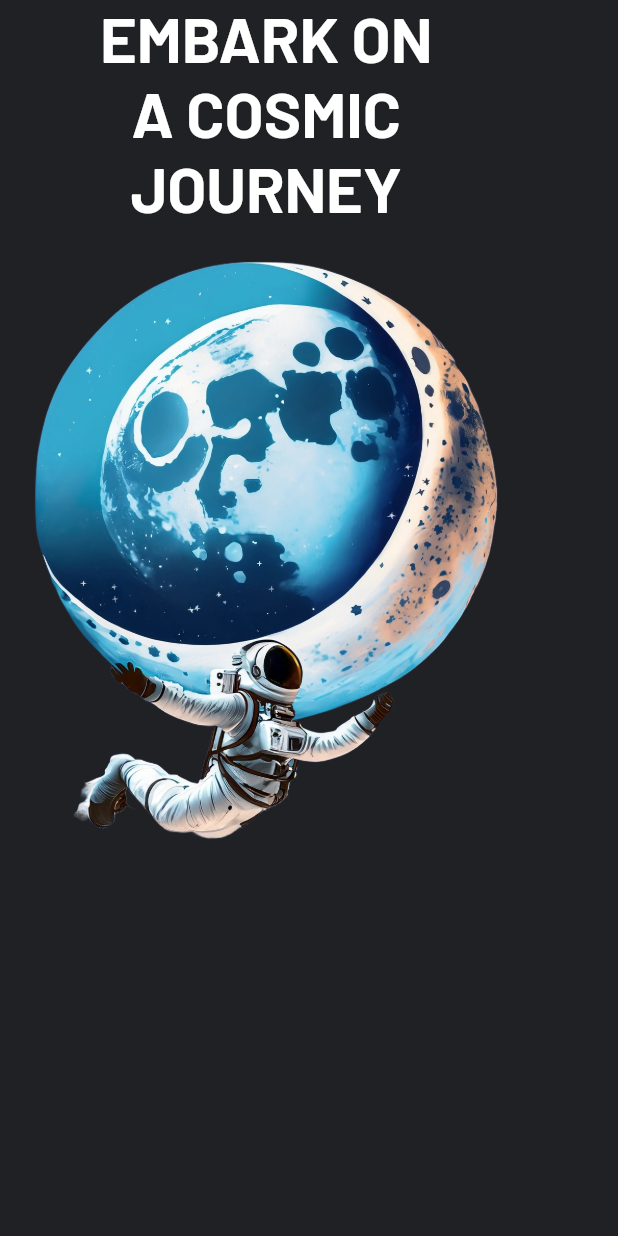
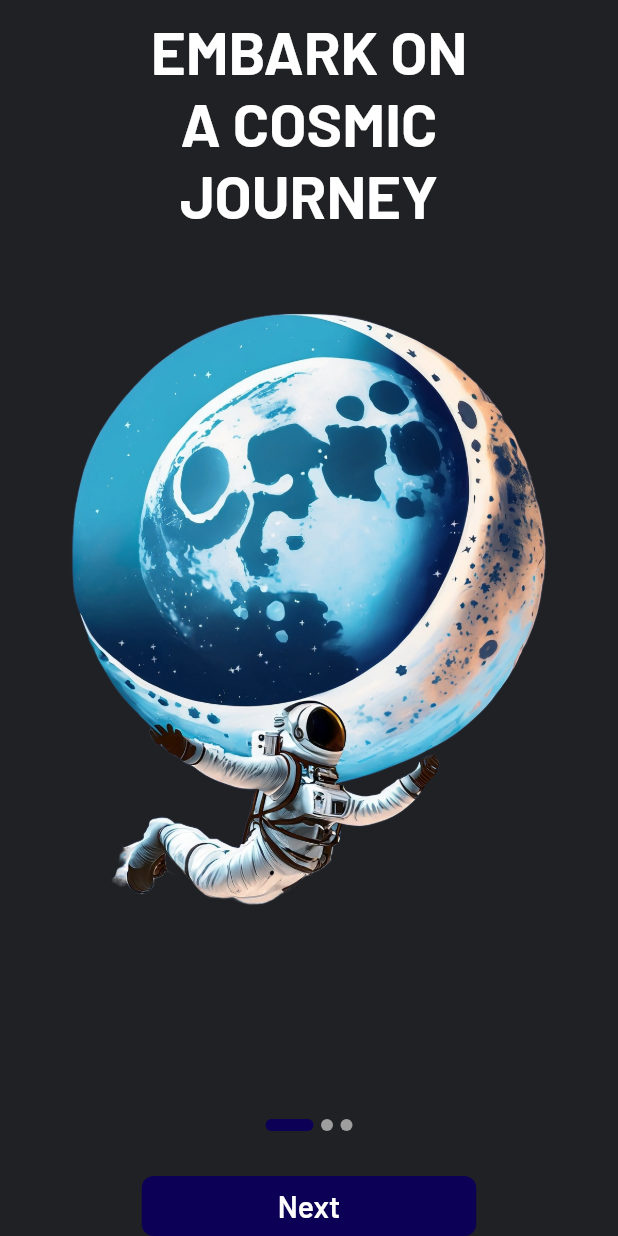
Before and after one commit to SugamPa/herald_rangers, a Flutter app: the screen it shows after launch, on a phone screen of 412 x 824 dp. Run offline on Flutter 3.47's test engine with Material 2 defaults, Android fonts, the phone set to English and light mode, and no system bars; drawn by our look-alikes of smooth_page_indicator; our stand-ins replace flutter_screenutil, flutter_svg.

Commit message:
feat: onboarding screen

```diff
--- a/lib/constants/app_colors.dart
+++ b/lib/constants/app_colors.dart
@@ -3,4 +3,5 @@ import 'dart:ui';
 class AppColors {
   static const Color scaffoldBackgroundColor = Color(0xFF171717);
   static const Color white = Color(0xFFFFFFFF);
+  static const Color secondary = Color(0xFF0C0056);
 }
--- a/lib/main.dart
+++ b/lib/main.dart
@@ -22,7 +22,7 @@ class MyApp extends StatelessWidget {
             debugShowCheckedModeBanner: false,
             title: 'Flutter Demo',
             theme: appTheme,
-            home: const OnBoardingScreen(),
+            home: OnBoardingScreen(),
           );
         });
   }
--- a/lib/view/onboarding_screen/onboarding_screen.dart
+++ b/lib/view/onboarding_screen/onboarding_screen.dart
@@ -1,27 +1,90 @@
+import 'package:eclipse_app/constants/app_colors.dart';
+import 'package:eclipse_app/view/onboarding_screen/widgets/heading_onboarding.dart';
+import 'package:eclipse_app/widgets/custom_button.dart';
 import 'package:flutter/material.dart';
-import 'package:flutter_screenutil/flutter_screenutil.dart';
+import 'package:smooth_page_indicator/smooth_page_indicator.dart';
 
-class OnBoardingScreen extends StatelessWidget {
+class OnBoardingScreen extends StatefulWidget {
   const OnBoardingScreen({super.key});
 
   @override
+  State<OnBoardingScreen> createState() => _OnBoardingScreenState();
+}
+
+class _OnBoardingScreenState extends State<OnBoardingScreen> {
+  final controller = PageController();
+  int currentPageIndex = 0;
+  List<Widget> pages = [
+    const HeadingOnboarding(
+      text: "EMBARK ON\nA COSMIC\nJOURNEY",
+      iamgeUrl: "assets/images/astronut.png",
+    ),
+    const HeadingOnboarding(
+      text: "INITIATE A\nGALACTIC\nEXPEDITION",
+      iamgeUrl: "assets/images/moon_girl.png",
+    ),
+    const HeadingOnboarding(
+      text: "LEARNING\nMEETS THE\nCOSMOS",
+      iamgeUrl: "assets/images/rocket.png",
+    ),
+  ];
+
+  @override
+  void initState() {
+    super.initState();
+
+    // Listen to page changes and update the currentPageIndex.
+    controller.addListener(() {
+      setState(() {
+        currentPageIndex = controller.page?.round() ?? 0;
+      });
+    });
+  }
+
+  @override
   Widget build(BuildContext context) {
+    bool isLastPage = currentPageIndex == pages.length - 1;
     return Scaffold(
         body: SafeArea(
       child: Column(
+        crossAxisAlignment: CrossAxisAlignment.center,
         children: [
-          Text(
-            "EMBARK ON\nA COSMIC\nJOURNEY",
-            textAlign: TextAlign.center,
-            style: Theme.of(context).textTheme.titleLarge!.copyWith(
-                  fontSize: 42,
-                  fontWeight: FontWeight.w700,
-                ),
-          ),
-          Image.asset(
-            "assets/images/astronut.png",
-            height: 500.h,
-          ),
+          const SizedBox(height: 10),
+          Expanded(
+              child: PageView.builder(
+            itemCount: pages.length,
+            controller: controller,
+            itemBuilder: (context, index) {
+              return pages[index];
+            },
+          )),
+          SmoothPageIndicator(
+              controller: controller, // PageController
+              count: 3,
+              effect: const ExpandingDotsEffect(
+                  activeDotColor: AppColors.secondary,
+                  dotColor: Colors.grey,
+                  dotHeight: 8,
+                  dotWidth: 8,
+                  expansionFactor: 4,
+                  spacing: 5.0), // your preferred effect
+              onDotClicked: (index) {}),
+          const SizedBox(height: 30),
+          Center(
+              child: CustomButton(
+            buttontext: isLastPage ? "Get Started" : "Next",
+            ontap: () {
+              if (isLastPage) {
+                // Handle navigation to your main screen or any other action.
+              } else {
+                // Go to the next page.
+                controller.nextPage(
+                  duration: const Duration(milliseconds: 500),
+                  curve: Curves.ease,
+                );
+              }
+            },
+          ))
         ],
       ),
     ));
--- /dev/null
+++ b/lib/view/onboarding_screen/widgets/heading_onboarding.dart
@@ -0,0 +1,31 @@
+import 'package:flutter/material.dart';
+
+class HeadingOnboarding extends StatelessWidget {
+  const HeadingOnboarding(
+      {super.key, required this.text, required this.iamgeUrl});
+  final String text;
+  final String iamgeUrl;
+
+  @override
+  Widget build(BuildContext context) {
+    return Column(
+      children: [
+        Center(
+          child: Text(
+            text,
+            textAlign: TextAlign.center,
+            style: Theme.of(context).textTheme.titleLarge!.copyWith(
+                  fontSize: 40,
+                  fontWeight: FontWeight.w700,
+                ),
+          ),
+        ),
+        const SizedBox(height: 30),
+        Image.asset(
+          iamgeUrl,
+          height: 500,
+        ),
+      ],
+    );
+  }
+}
--- /dev/null
+++ b/lib/widgets/custom_button.dart
@@ -0,0 +1,35 @@
+import 'package:eclipse_app/constants/app_colors.dart';
+import 'package:flutter/material.dart';
+
+class CustomButton extends StatelessWidget {
+  const CustomButton(
+      {super.key, required this.buttontext, required this.ontap});
+  final String buttontext;
+  final Function ontap;
+
+  @override
+  Widget build(BuildContext context) {
+    return InkWell(
+      onTap: () {
+        ontap();
+      },
+      child: Container(
+        width: 223,
+        padding: const EdgeInsets.symmetric(vertical: 8),
+        decoration: BoxDecoration(
+          borderRadius: BorderRadius.circular(8),
+          color: AppColors.secondary,
+        ),
+        child: Center(
+          child: Text(
+            buttontext,
+            style: Theme.of(context).textTheme.titleLarge!.copyWith(
+                  fontSize: 20,
+                  fontWeight: FontWeight.w600,
+                ),
+          ),
+        ),
+      ),
+    );
+  }
+}
--- a/pubspec.yaml
+++ b/pubspec.yaml
@@ -20,6 +20,7 @@ dependencies:
   flutter_svg: ^2.0.7
   flutter_screenutil: ^5.9.0
   dio: ^5.3.3
+  smooth_page_indicator: ^1.1.0
 
 dev_dependencies:
   flutter_test:
@@ -48,7 +49,7 @@ flutter:
     fonts:
       - asset: assets\fonts\Barlow-Regular.ttf
         weight: 400
-      - asset: assets\fonts\Barlow-LightItalic.ttfR
+      - asset: assets\fonts\Barlow-LightItalic.ttf
       - asset: assets\fonts\Barlow-Italic.ttf
         style: italic
       - asset: assets\fonts\Barlow-Bold.ttf
@@ -56,6 +57,8 @@ flutter:
       - asset: assets\fonts\Barlow-BoldItalic.ttf
         weight: 700
         style: italic
+      - asset: assets\fonts\Barlow-SemiBold.ttf
+        weight: 600
 
       - asset: assets\fonts\Barlow-Light.ttf
         weight: 300
```
Also changed, not shown: assets/images/moon_girl.png (added), assets/images/rocket.png (added), assets/svg/astronaut.svg (deleted), pubspec.lock.
